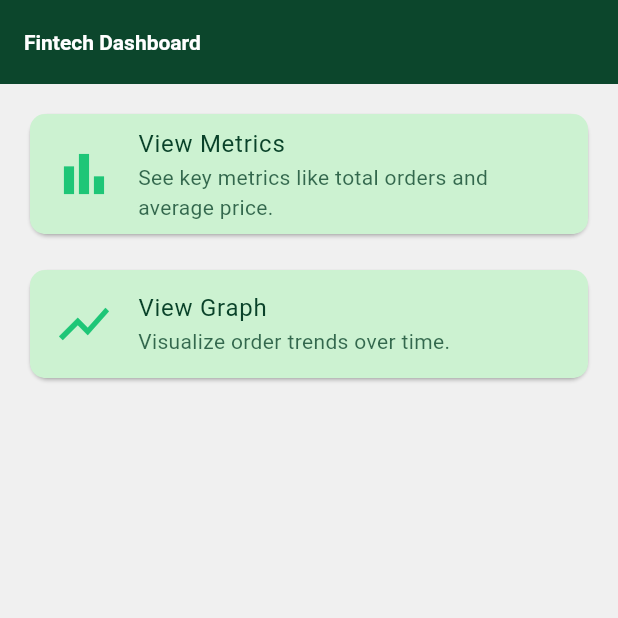
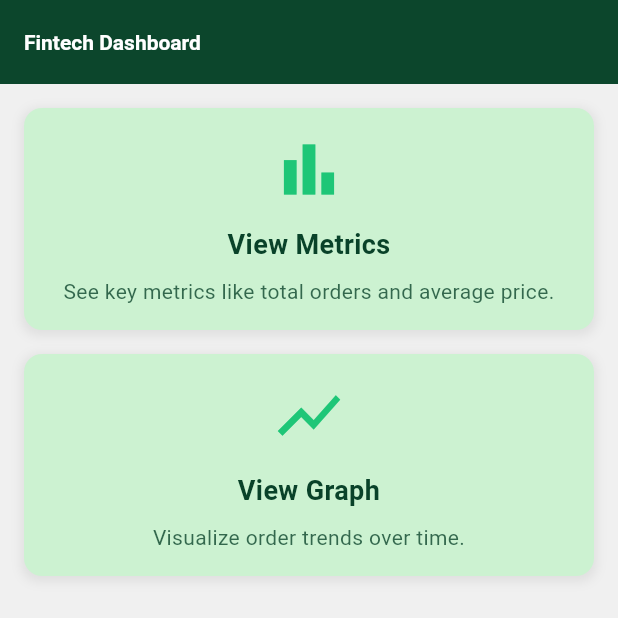
Before and after one commit to EsamSmsm/Fintech-Challenge, a Flutter app: the screen it shows after launch, on a phone screen of 412 x 824 dp, the top half of it. Run offline on Flutter 3.47's test engine with Material 3 defaults, Android fonts, the phone set to English and light mode, and no system bars; our stand-ins replace bloc, equatable, flutter_bloc, flutter_svg, google_fonts, responsive_framework and 1 more; missing offline and left inert: animated_digit.

Commit message:
finish task

```diff
--- /dev/null
+++ b/devtools_options.yaml
@@ -0,0 +1,3 @@
+description: This file stores settings for Dart & Flutter DevTools.
+documentation: https://docs.flutter.dev/tools/devtools/extensions#configure-extension-enablement-states
+extensions:
--- a/lib/features/graph/cubit/graph_cubit.dart
+++ b/lib/features/graph/cubit/graph_cubit.dart
@@ -12,25 +12,32 @@ class GraphCubit extends Cubit<GraphState> {
   final OrdersRepo _repo;
 
   List<OrderModel> orders = [];
+  Map<DateTime, int> orderCounts = {};
 
+  /// Fetches orders from the repository and updates the state.
   Future<void> fetchOrders() async {
     try {
       emit(OrdersLoading());
       orders = await _repo.fetchOrders();
+      _populateOrderCounts();
       emit(OrdersLoaded());
     } catch (e) {
       emit(OrdersError(e.toString()));
     }
   }
 
-  Map<DateTime, int> getOrderCountsByDate() {
-    final Map<DateTime, int> orderCounts = {};
+  /// Populates the orderCounts map with the count of orders by date.
+  void _populateOrderCounts() {
+    orderCounts.clear();
     for (var order in orders) {
       final date = DateTime(
           order.registered.year, order.registered.month, order.registered.day);
       orderCounts[date] = (orderCounts[date] ?? 0) + 1;
     }
+  }
 
+  /// Returns the map of order counts by date.
+  Map<DateTime, int> getOrderCountsByDate() {
     return orderCounts;
   }
 }
--- a/lib/features/graph/view/widgets/graph_widget.dart
+++ b/lib/features/graph/view/widgets/graph_widget.dart
@@ -1,6 +1,7 @@
 import 'package:flutter/material.dart';
+import 'package:intl/intl.dart';
 import 'package:syncfusion_flutter_charts/charts.dart';
-import 'package:intl/intl.dart';
+
 import '../../../../core/constants/colors.dart';
 import '../../../../core/constants/strings.dart';
 
--- a/lib/widgets/home_card.dart
+++ b/lib/widgets/home_card.dart
@@ -18,21 +18,47 @@ class HomeCard extends StatelessWidget {
 
   @override
   Widget build(BuildContext context) {
-    return Card(
-      child: ListTile(
-        shape: RoundedRectangleBorder(
-          borderRadius: BorderRadius.circular(10),
+    return InkWell(
+      onTap: onTap,
+      borderRadius: BorderRadius.circular(12),
+      child: Container(
+        padding: const EdgeInsets.all(16),
+        decoration: BoxDecoration(
+          color: ColorManager.itemBG,
+          borderRadius: BorderRadius.circular(12),
+          boxShadow: [
+            BoxShadow(
+              color: Colors.grey.withOpacity(0.2),
+              spreadRadius: 2,
+              blurRadius: 5,
+              offset: const Offset(0, 2),
+            ),
+          ],
         ),
-        tileColor: ColorManager.itemBG,
-        onTap: onTap,
-        leading: Icon(icon, size: 40, color: ColorManager.secondary),
-        title: Text(
-          title,
-          style: const TextStyle(color: ColorManager.primary),
-        ),
-        subtitle: Text(
-          subtitle,
-          style: TextStyle(color: ColorManager.primary.withAlpha(200)),
+        child: Column(
+          mainAxisAlignment: MainAxisAlignment.center,
+          children: [
+            Icon(icon, size: 50, color: ColorManager.secondary),
+            const SizedBox(height: 12),
+            Text(
+              title,
+              style: const TextStyle(
+                color: ColorManager.primary,
+                fontSize: 18,
+                fontWeight: FontWeight.bold,
+              ),
+              textAlign: TextAlign.center,
+            ),
+            const SizedBox(height: 8),
+            Text(
+              subtitle,
+              style: TextStyle(
+                color: ColorManager.primary.withAlpha(200),
+                fontSize: 14,
+              ),
+              textAlign: TextAlign.center,
+            ),
+          ],
         ),
       ),
     );
```
Also changed, not shown: lib/features/metrics/cubit/metrics_cubit.dart (+7 -4 lines), 1 other file.
